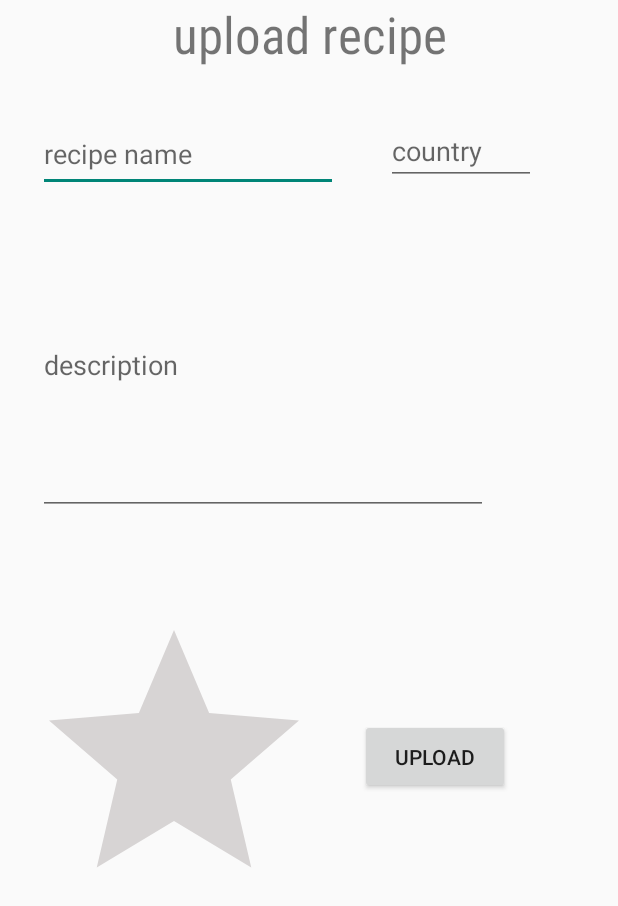
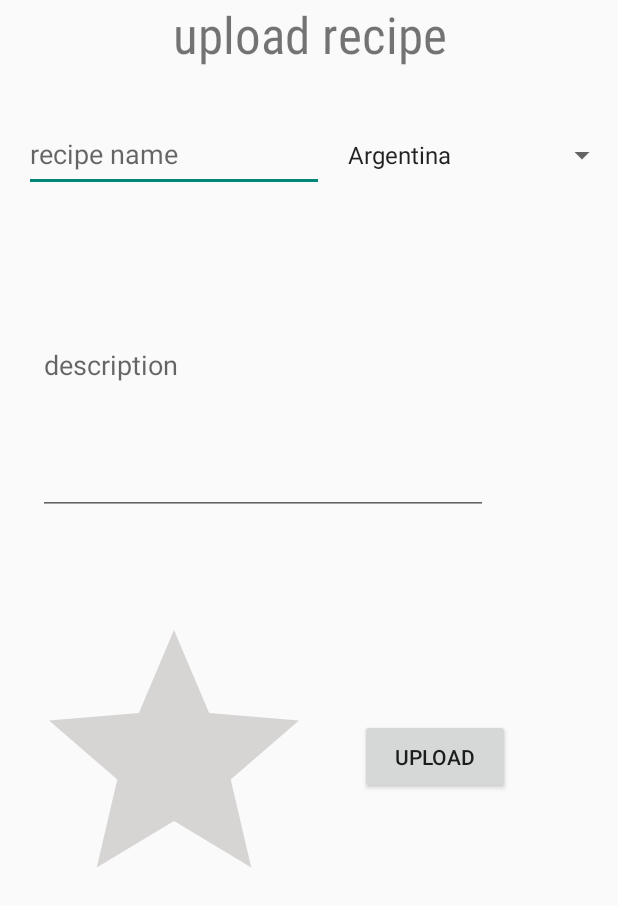
Before and after one commit to GengLUO/TravelRecipe, an Android app: the UploadRecipeActivity screen opened directly, with no data from a screen before it, on a phone screen of 412 x 824 dp. Shown: the top 906 px of the screen. Run offline under Robolectric (Android 15) with nearby library versions, the phone set to English and light mode, and no system bars; our stand-ins replace Volley; network calls fail.

Commit message:
country改为spinner

```diff
--- a/app/src/main/java/be/kuleuven/travelrecipe/views/activities/UploadRecipeActivity.java
+++ b/app/src/main/java/be/kuleuven/travelrecipe/views/activities/UploadRecipeActivity.java
@@ -13,6 +13,7 @@ import android.view.View;
 import android.widget.Button;
 import android.widget.EditText;
 import android.widget.ImageView;
+import android.widget.Spinner;
 
 import com.android.volley.Request;
 import com.android.volley.RequestQueue;
@@ -43,7 +44,7 @@ public class UploadRecipeActivity extends AppCompatActivity {
     private EditText countryEditText;
     private EditText descriptionEditText;
     private Button uploadMainRecipeButton;
-
+    private Spinner spCountry;
     private Bitmap bitmap = null;
     private RequestQueue requestQueue;
     private DatabaseConnect databaseConnect;
@@ -60,10 +61,10 @@ public class UploadRecipeActivity extends AppCompatActivity {
         Intent intent = getIntent();
         userID=intent.getIntExtra("userid",1);
         recipeNameEditText = findViewById(R.id.recipeNameEditText);
-        countryEditText = findViewById(R.id.countryEditText);
         descriptionEditText = findViewById(R.id.descriptionEditText);
         uploadMainRecipeButton = findViewById(R.id.uploadMainRecipeButton);
         recipeMainImageView = findViewById(R.id.recipeMainImageView);
+        spCountry = findViewById(R.id.spCountry);
         requestQueue = Volley.newRequestQueue(this);
         databaseConnect = new DatabaseConnect(requestQueue);
         this.getBiggestRecipeID();
@@ -76,7 +77,7 @@ public class UploadRecipeActivity extends AppCompatActivity {
     {
         String recipeName = recipeNameEditText.getText().toString();
         String description = descriptionEditText.getText().toString();
-        String country = countryEditText.getText().toString();
+        String country = spCountry.getSelectedItem().toString();
         int countryid = findCountryidByCountry(country);
         recipe = new RecipeInfo(recipeName,description,countryid,recipeID,bitmap);
         databaseConnect.uploadRecipe(caller,recipe,userID);
--- a/app/src/main/res/layout/activity_upload_recipe.xml
+++ b/app/src/main/res/layout/activity_upload_recipe.xml
@@ -22,7 +22,7 @@
         android:id="@+id/recipeNameEditText"
         android:layout_width="200dp"
         android:layout_height="50dp"
-        android:layout_marginStart="25dp"
+        android:layout_marginStart="16dp"
         android:layout_marginTop="28dp"
         android:ems="10"
         android:hint="recipe name"
@@ -65,16 +65,13 @@
         app:layout_constraintTop_toBottomOf="@+id/descriptionEditText"
         tools:srcCompat="@tools:sample/backgrounds/scenic" />
 
-    <EditText
-        android:id="@+id/countryEditText"
-        android:layout_width="100dp"
+    <Spinner
+        android:id="@+id/spCountry"
+        android:layout_width="wrap_content"
         android:layout_height="wrap_content"
-        android:layout_marginStart="32dp"
-        android:layout_marginTop="28dp"
-        android:ems="10"
-        android:hint="country"
-        android:inputType="textPersonName"
-        app:layout_constraintStart_toEndOf="@+id/recipeNameEditText"
+        android:layout_marginTop="41dp"
+        android:entries="@array/country_list"
+        app:layout_constraintEnd_toEndOf="parent"
         app:layout_constraintTop_toBottomOf="@+id/textView4" />
 
 </androidx.constraintlayout.widget.ConstraintLayout>
--- a/app/src/main/res/layout/fragment_search.xml
+++ b/app/src/main/res/layout/fragment_search.xml
@@ -14,6 +14,7 @@
         android:layout_marginStart="8dp"
 
         android:layout_marginTop="4dp"
+        android:fontFamily="@font/baloo_paaji"
         android:text="@string/recommended"
         android:textColor="@android:color/black"
         android:textSize="20sp"
--- a/app/src/main/res/values/strings.xml
+++ b/app/src/main/res/values/strings.xml
@@ -30,4 +30,47 @@
         <item>A-Z</item>
         <item>Z-A</item>
     </string-array>
+
+    <string-array name="country_list">
+        <item>Argentina</item>
+        <item>Australia</item>
+        <item>Belgium</item>
+        <item>Brazil</item>
+        <item>Canada</item>
+        <item>Chile</item>
+        <item>China</item>
+        <item>Congo - Kinshasa</item>
+        <item>Cuba</item>
+        <item>Denmark</item>
+        <item>Fiji</item>
+        <item>France</item>
+        <item>Germany</item>
+        <item>India</item>
+        <item>Indonesia</item>
+        <item>Italy</item>
+        <item>Japan</item>
+        <item>Madagascar</item>
+        <item>Mexico</item>
+        <item>Morocco</item>
+        <item>Netherlands</item>
+        <item>New Zealand</item>
+        <item>Paraguay</item>
+        <item>Peru</item>
+        <item>Philippines</item>
+        <item>Singapore</item>
+        <item>Somalia</item>
+        <item>South Africa</item>
+        <item>South Korea</item>
+        <item>Spain</item>
+        <item>Sudan</item>
+        <item>Sweden</item>
+        <item>Thailand</item>
+        <item>Turkey</item>
+        <item>Uganda</item>
+        <item>Ukraine</item>
+        <item>United Kingdom</item>
+        <item>United States</item>
+        <item>Uruguay</item>
+        <item>Vietnam</item>
+    </string-array>
 </resources>
```
